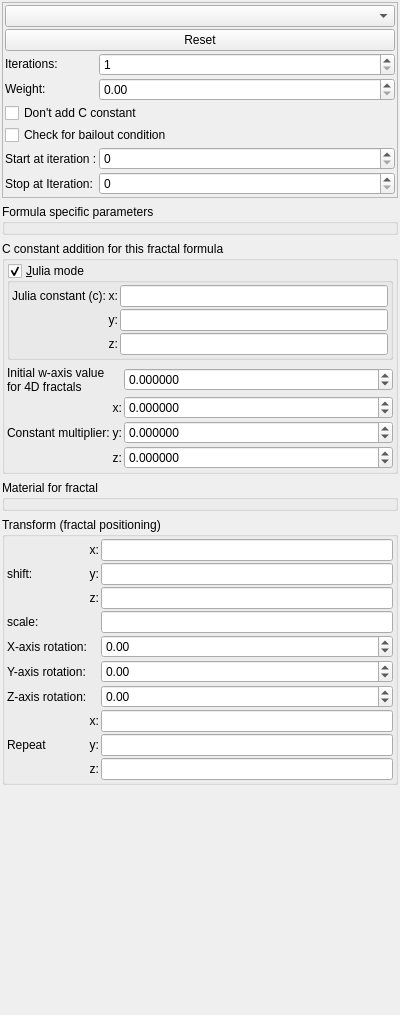
buddhi1980/mandelbulber2, file mandelbulber2/qt/tab_fractal.ui: the form before one commit.
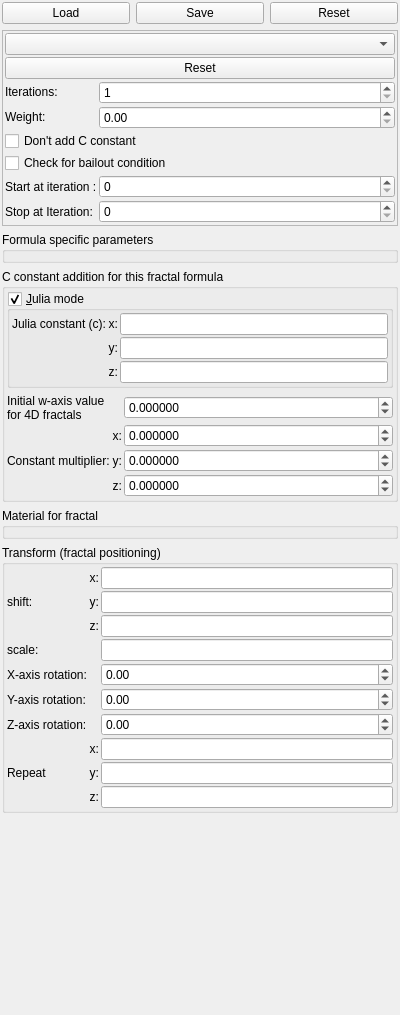
The form after the commit. Custom widgets are drawn as their Qt base class.

Commit message: Partially implmeneted selective loading of fractal parameters. TODO: combobox widgets have to be derived from CommonMyWidget class

Patch:
```diff
--- a/mandelbulber2/qt/tab_fractal.ui
+++ b/mandelbulber2/qt/tab_fractal.ui
@@ -26,6 +26,31 @@
    <property name="bottomMargin">
     <number>2</number>
    </property>
+   <item>
+    <layout class="QHBoxLayout" name="horizontalLayout_2">
+     <item>
+      <widget class="cButtonLoadSettingsFromWidget" name="pushButton_local_load_2">
+       <property name="text">
+        <string>Load</string>
+       </property>
+      </widget>
+     </item>
+     <item>
+      <widget class="cButtonSaveSettingsFromWidget" name="pushButton_local_save_2">
+       <property name="text">
+        <string>Save</string>
+       </property>
+      </widget>
+     </item>
+     <item>
+      <widget class="cButtonResetSettingsFromWidget" name="pushButton_local_reset_2">
+       <property name="text">
+        <string>Reset</string>
+       </property>
+      </widget>
+     </item>
+    </layout>
+   </item>
    <item>
     <widget class="QFrame" name="frame_iterations_formula">
      <property name="frameShape">
@@ -1019,6 +1044,21 @@
    <header>formula_combo_box.h</header>
    <container>1</container>
   </customwidget>
+  <customwidget>
+   <class>cButtonLoadSettingsFromWidget</class>
+   <extends>QPushButton</extends>
+   <header>buton_load_settings_from_widget.h</header>
+  </customwidget>
+  <customwidget>
+   <class>cButtonSaveSettingsFromWidget</class>
+   <extends>QPushButton</extends>
+   <header>buton_save_settings_from_widget.h</header>
+  </customwidget>
+  <customwidget>
+   <class>cButtonResetSettingsFromWidget</class>
+   <extends>QPushButton</extends>
+   <header>buton_reset_settings_from_widget.h</header>
+  </customwidget>
  </customwidgets>
  <tabstops>
   <tabstop>comboBox_formula</tabstop>
```
The commit also changes 7 other files.
